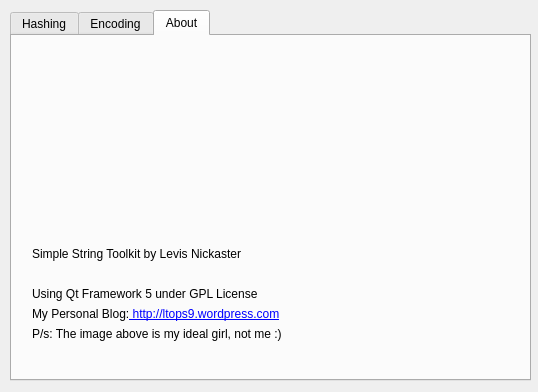
First picture: the form in mainwindow.ui, repository levisre/simple_string_toolkit, before the edit.
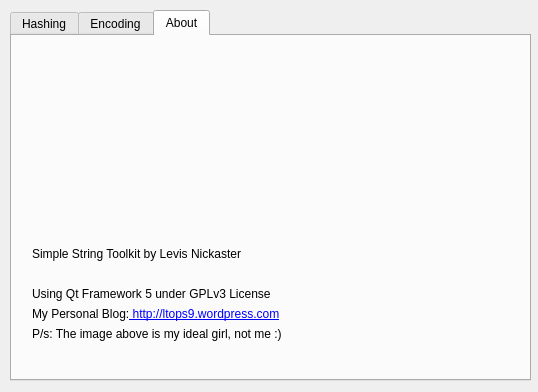
Second picture: the form after the edit. The open tabs and pages were chosen to show the change.

Diff of the .ui file:
```diff
--- a/mainwindow.ui
+++ b/mainwindow.ui
@@ -330,12 +330,12 @@
        <rect>
         <x>20</x>
         <y>250</y>
-        <width>261</width>
+        <width>301</width>
         <height>16</height>
        </rect>
       </property>
       <property name="text">
-       <string>Using Qt Framework 5 under GPL License</string>
+       <string>Using Qt Framework 5 under GPLv3 License</string>
       </property>
      </widget>
      <widget class="QLabel" name="lbl_stie">
```
Left out of the diff: 12 changed lines with no effect on the pictures.
